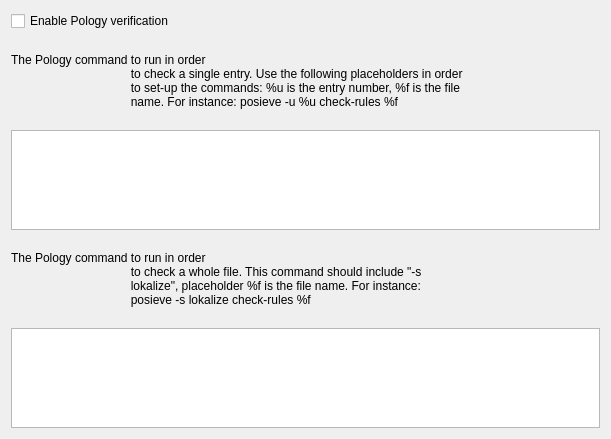
KDE/lokalize, file src/prefs/prefs_pology.ui: the form before one commit.
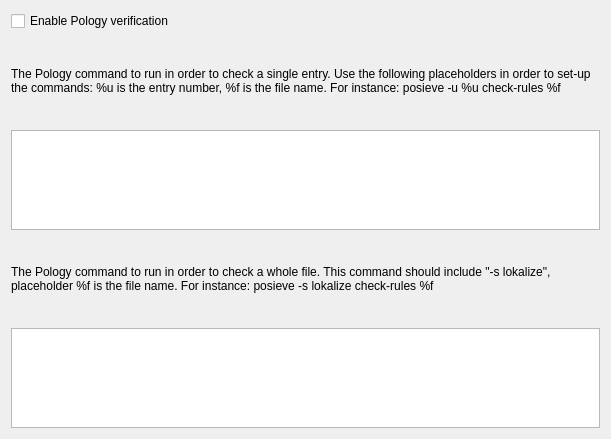
The form after the commit.

What changed in the file:
```diff
--- a/src/prefs/prefs_pology.ui
+++ b/src/prefs/prefs_pology.ui
@@ -25,10 +25,7 @@
                     <item row="1" column="0" colspan="2">
                         <widget class="QLabel" name="textLabel3_0">
                             <property name="text">
-                                <string comment="@label:textbox">The Pology command to run in order
-                                    to check a single entry. Use the following placeholders in order
-                                    to set-up the commands: %u is the entry number, %f is the file
-                                    name. For instance: posieve -u %u check-rules %f</string>
+                                <string comment="@label:textbox">The Pology command to run in order to check a single entry. Use the following placeholders in order to set-up the commands: %u is the entry number, %f is the file name. For instance: posieve -u %u check-rules %f</string>
                             </property>
                             <property name="wordWrap">
                                 <bool>true</bool>
@@ -55,10 +52,7 @@
                     <item row="3" column="0" colspan="2">
                         <widget class="QLabel" name="textLabel4_0">
                             <property name="text">
-                                <string comment="@label:textbox">The Pology command to run in order
-                                    to check a whole file. This command should include "-s
-                                    lokalize", placeholder %f is the file name. For instance:
-                                    posieve -s lokalize check-rules %f</string>
+                                <string comment="@label:textbox">The Pology command to run in order to check a whole file. This command should include "-s lokalize", placeholder %f is the file name. For instance: posieve -s lokalize check-rules %f</string>
                             </property>
                             <property name="wordWrap">
                                 <bool>true</bool>
```
Left out of the diff: 6 changed lines with no effect on the pictures.
